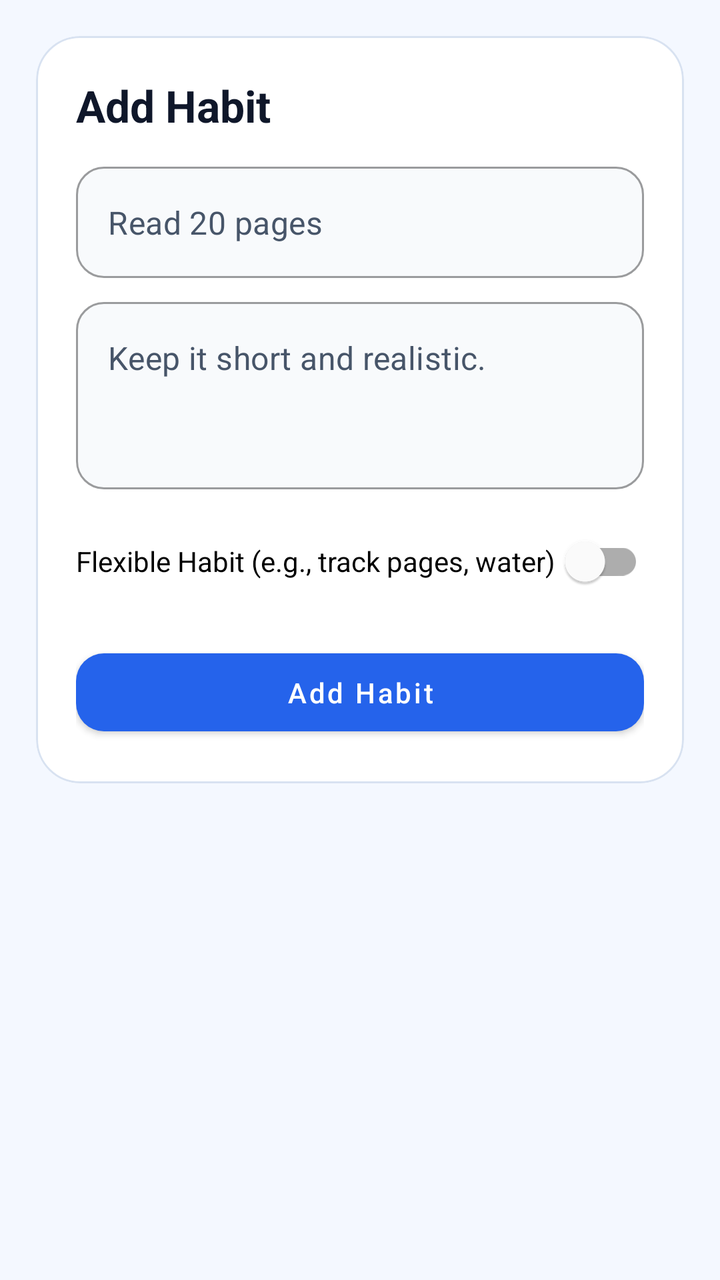
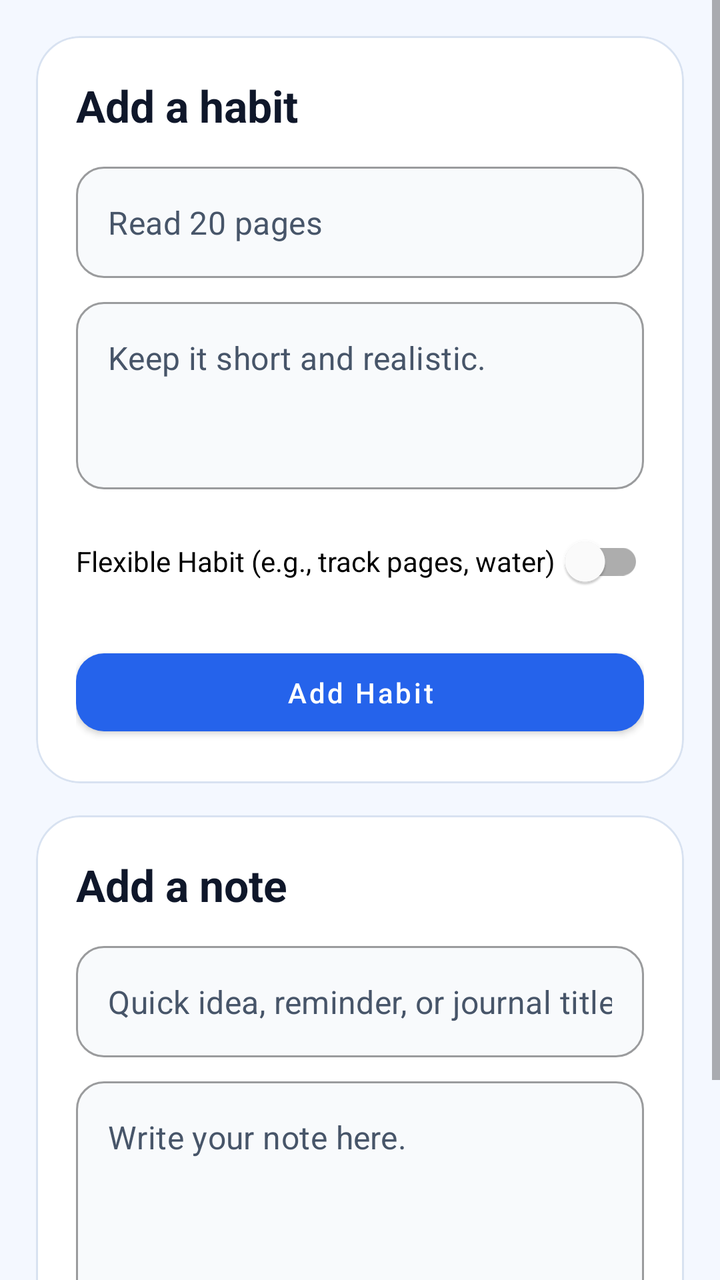

Before-and-after screenshots of an Android layout around one commit, followed by the original layout XML and the change that was made.
<!-- AndroidManifest.xml: application theme Theme.StreakUpHabbitTracker -->
<!-- res/layout/fragment_add_habit.xml -->
<?xml version="1.0" encoding="utf-8"?>
<ScrollView xmlns:android="http://schemas.android.com/apk/res/android"
    xmlns:app="http://schemas.android.com/apk/res-auto"
    android:layout_width="match_parent"
    android:layout_height="match_parent"
    android:fillViewport="true">

    <LinearLayout
        android:layout_width="match_parent"
        android:layout_height="wrap_content"
        android:orientation="vertical"
        android:padding="18dp">

        <com.google.android.material.card.MaterialCardView
            android:layout_width="match_parent"
            android:layout_height="wrap_content"
            app:cardBackgroundColor="@color/surface_card"
            app:cardCornerRadius="22dp"
            app:cardElevation="0dp"
            app:strokeColor="@color/stroke_soft"
            app:strokeWidth="1dp">

            <LinearLayout
                android:layout_width="match_parent"
                android:layout_height="wrap_content"
                android:orientation="vertical"
                android:padding="20dp">

                <TextView
                    android:layout_width="match_parent"
                    android:layout_height="wrap_content"
                    android:text="@string/title_add_habit"
                    android:textColor="@color/text_primary"
                    android:textSize="22sp"
                    android:textStyle="bold" />

                <com.google.android.material.textfield.TextInputLayout
                    style="@style/Widget.MaterialComponents.TextInputLayout.OutlinedBox"
                    android:layout_width="match_parent"
                    android:layout_height="wrap_content"
                    android:layout_marginTop="16dp"
                    app:boxBackgroundColor="@color/surface_card_alt"
                    app:boxCornerRadiusBottomEnd="14dp"
                    app:boxCornerRadiusBottomStart="14dp"
                    app:boxCornerRadiusTopEnd="14dp"
                    app:boxCornerRadiusTopStart="14dp"
                    app:hintEnabled="false">

                    <com.google.android.material.textfield.TextInputEditText
                        android:id="@+id/habitTitleInput"
                        android:layout_width="match_parent"
                        android:layout_height="wrap_content"
                        android:hint="@string/hint_habit_title"
                        android:inputType="textCapSentences"
                        android:maxLines="1"
                        android:textColor="@color/text_primary"
                        android:textColorHint="@color/text_secondary" />
                </com.google.android.material.textfield.TextInputLayout>

                <com.google.android.material.textfield.TextInputLayout
                    style="@style/Widget.MaterialComponents.TextInputLayout.OutlinedBox"
                    android:layout_width="match_parent"
                    android:layout_height="wrap_content"
                    android:layout_marginTop="12dp"
                    app:boxBackgroundColor="@color/surface_card_alt"
                    app:boxCornerRadiusBottomEnd="14dp"
                    app:boxCornerRadiusBottomStart="14dp"
                    app:boxCornerRadiusTopEnd="14dp"
                    app:boxCornerRadiusTopStart="14dp"
                    app:hintEnabled="false">

                    <com.google.android.material.textfield.TextInputEditText
                        android:id="@+id/habitNoteInput"
                        android:layout_width="match_parent"
                        android:layout_height="wrap_content"
                        android:gravity="top"
                        android:hint="@string/hint_habit_note"
                        android:inputType="textMultiLine"
                        android:minLines="3"
                        android:textColor="@color/text_primary"
                        android:textColorHint="@color/text_secondary" />
                </com.google.android.material.textfield.TextInputLayout>

                <com.google.android.material.switchmaterial.SwitchMaterial
                    android:id="@+id/habitFlexibleSwitch"
                    android:layout_width="match_parent"
                    android:layout_height="wrap_content"
                    android:layout_marginTop="12dp"
                    android:text="Flexible Habit (e.g., track pages, water)" />

                <LinearLayout
                    android:id="@+id/flexibleOptionsLayout"
                    android:layout_width="match_parent"
                    android:layout_height="wrap_content"
                    android:orientation="horizontal"
                    android:visibility="gone"
                    android:layout_marginTop="8dp">

                    <com.google.android.material.textfield.TextInputLayout
                        style="@style/Widget.MaterialComponents.TextInputLayout.OutlinedBox"
                        android:layout_width="0dp"
                        android:layout_height="wrap_content"
                        android:layout_weight="1"
                        android:layout_marginEnd="8dp">
                        <com.google.android.material.textfield.TextInputEditText
                            android:id="@+id/habitTargetInput"
                            android:layout_width="match_parent"
                            android:layout_height="wrap_content"
                            android:hint="Target (e.g., 10)"
                            android:inputType="number" />
                    </com.google.android.material.textfield.TextInputLayout>

                    <com.google.android.material.textfield.TextInputLayout
                        style="@style/Widget.MaterialComponents.TextInputLayout.OutlinedBox"
                        android:layout_width="0dp"
                        android:layout_height="wrap_content"
                        android:layout_weight="1">
                        <com.google.android.material.textfield.TextInputEditText
                            android:id="@+id/habitUnitInput"
                            android:layout_width="match_parent"
                            android:layout_height="wrap_content"
                            android:hint="Unit (e.g., pages)"
                            android:inputType="text" />
                    </com.google.android.material.textfield.TextInputLayout>
                </LinearLayout>

                <com.google.android.material.button.MaterialButton
                    android:id="@+id/addHabitButton"
                    android:layout_width="match_parent"
                    android:layout_height="wrap_content"
                    android:layout_marginTop="16dp"
                    android:paddingVertical="10dp"
                    android:text="@string/action_add_habit"
                    android:textAllCaps="false"
                    android:textColor="@color/white"
                    app:backgroundTint="@color/brand_primary"
                    app:cornerRadius="14dp" />
            </LinearLayout>

        </com.google.android.material.card.MaterialCardView>
    </LinearLayout>

</ScrollView>
<!-- resources referenced by this layout -->
<resources>
  <color name="brand_primary">#2563EB</color>
  <color name="stroke_soft">#D8E2F1</color>
  <color name="surface_card">#FFFFFFFF</color>
  <color name="surface_card_alt">#F8FAFC</color>
  <color name="text_primary">#0F172A</color>
  <color name="text_secondary">#475569</color>
  <color name="white">#FFFFFFFF</color>
  <string name="action_add_habit">Add Habit</string>
  <string name="hint_habit_note">Keep it short and realistic.</string>
  <string name="hint_habit_title">Read 20 pages</string>
  <string name="title_add_habit">Add Habit</string>
  <style name="Theme.StreakUpHabbitTracker" parent="Theme.MaterialComponents.DayNight.NoActionBar">
          <item name="colorPrimary">@color/brand_primary</item>
          <item name="colorPrimaryVariant">@color/brand_primary_dark</item>
          <item name="colorOnPrimary">@color/white</item>
          <item name="colorSecondary">@color/brand_secondary</item>
          <item name="colorSecondaryVariant">@color/brand_secondary</item>
          <item name="colorOnSecondary">@color/white</item>
          <item name="android:statusBarColor">@color/surface_app</item>
          <item name="android:windowLightStatusBar">true</item>
          <item name="android:navigationBarColor">@color/surface_card</item>
          <item name="android:windowLightNavigationBar">true</item>
          <item name="android:windowBackground">@color/surface_app</item>
      </style>
  <color name="brand_primary_dark">#1D4ED8</color>
  <color name="brand_secondary">#0F766E</color>
  <color name="surface_app">#F4F8FF</color>
</resources>

<!-- the commit's change to res/layout/fragment_add_habit.xml (unified diff, before → after) -->
@@ -29,7 +29,7 @@
                 <TextView
                     android:layout_width="match_parent"
                     android:layout_height="wrap_content"
-                    android:text="@string/title_add_habit"
+                    android:text="@string/create_habit_title"
                     android:textColor="@color/text_primary"
                     android:textSize="22sp"
                     android:textStyle="bold" />
@@ -138,6 +138,92 @@
             </LinearLayout>
 
         </com.google.android.material.card.MaterialCardView>
+
+        <com.google.android.material.card.MaterialCardView
+            android:layout_width="match_parent"
+            android:layout_height="wrap_content"
+            android:layout_marginTop="16dp"
+            app:cardBackgroundColor="@color/surface_card"
+            app:cardCornerRadius="22dp"
+            app:cardElevation="0dp"
+            app:strokeColor="@color/stroke_soft"
+            app:strokeWidth="1dp">
+
+            <LinearLayout
+                android:layout_width="match_parent"
+                android:layout_height="wrap_content"
+                android:orientation="vertical"
+                android:padding="20dp">
+
+                <TextView
+                    android:layout_width="match_parent"
+                    android:layout_height="wrap_content"
+                    android:text="@string/create_note_title"
+                    android:textColor="@color/text_primary"
+                    android:textSize="22sp"
+                    android:textStyle="bold" />
+
+                <com.google.android.material.textfield.TextInputLayout
+                    style="@style/Widget.MaterialComponents.TextInputLayout.OutlinedBox"
+                    android:layout_width="match_parent"
+                    android:layout_height="wrap_content"
+                    android:layout_marginTop="16dp"
+                    app:boxBackgroundColor="@color/surface_card_alt"
+                    app:boxCornerRadiusBottomEnd="14dp"
+                    app:boxCornerRadiusBottomStart="14dp"
+                    app:boxCornerRadiusTopEnd="14dp"
+                    app:boxCornerRadiusTopStart="14dp"
+                    app:hintEnabled="false">
+
+                    <com.google.android.material.textfield.TextInputEditText
+                        android:id="@+id/noteTitleInput"
+                        android:layout_width="match_parent"
+                        android:layout_height="wrap_content"
+                        android:hint="@string/hint_note_title"
+                        android:inputType="textCapSentences"
+                        android:maxLines="1"
+                        android:textColor="@color/text_primary"
+                        android:textColorHint="@color/text_secondary" />
+                </com.google.android.material.textfield.TextInputLayout>
+
+                <com.google.android.material.textfield.TextInputLayout
+                    style="@style/Widget.MaterialComponents.TextInputLayout.OutlinedBox"
+                    android:layout_width="match_parent"
+                    android:layout_height="wrap_content"
+                    android:layout_marginTop="12dp"
+                    app:boxBackgroundColor="@color/surface_card_alt"
+                    app:boxCornerRadiusBottomEnd="14dp"
+                    app:boxCornerRadiusBottomStart="14dp"
+                    app:boxCornerRadiusTopEnd="14dp"
+                    app:boxCornerRadiusTopStart="14dp"
+                    app:hintEnabled="false">
+
+                    <com.google.android.material.textfield.TextInputEditText
+                        android:id="@+id/noteBodyInput"
+                        android:layout_width="match_parent"
+                        android:layout_height="wrap_content"
+                        android:gravity="top"
+                        android:hint="@string/hint_note_body"
+                        android:inputType="textMultiLine"
+                        android:minLines="4"
+                        android:textColor="@color/text_primary"
+                        android:textColorHint="@color/text_secondary" />
+                </com.google.android.material.textfield.TextInputLayout>
+
+                <com.google.android.material.button.MaterialButton
+                    android:id="@+id/addNoteButton"
+                    android:layout_width="match_parent"
+                    android:layout_height="wrap_content"
+                    android:layout_marginTop="16dp"
+                    android:paddingVertical="10dp"
+                    android:text="@string/action_add_note"
+                    android:textAllCaps="false"
+                    android:textColor="@color/white"
+                    app:backgroundTint="@color/brand_secondary"
+                    app:cornerRadius="14dp" />
+            </LinearLayout>
+
+        </com.google.android.material.card.MaterialCardView>
     </LinearLayout>
 
 </ScrollView>
<!-- resource entries referenced after the edit -->
@@ -8,9 +8,13 @@
   <color name="text_secondary">#475569</color>
   <color name="white">#FFFFFFFF</color>
   <string name="action_add_habit">Add Habit</string>
+  <string name="action_add_note">Add Note</string>
+  <string name="create_habit_title">Add a habit</string>
+  <string name="create_note_title">Add a note</string>
   <string name="hint_habit_note">Keep it short and realistic.</string>
   <string name="hint_habit_title">Read 20 pages</string>
-  <string name="title_add_habit">Add Habit</string>
+  <string name="hint_note_body">Write your note here.</string>
+  <string name="hint_note_title">Quick idea, reminder, or journal title</string>
   <style name="Theme.StreakUpHabbitTracker" parent="Theme.MaterialComponents.DayNight.NoActionBar">
           <item name="colorPrimary">@color/brand_primary</item>
           <item name="colorPrimaryVariant">@color/brand_primary_dark</item>
